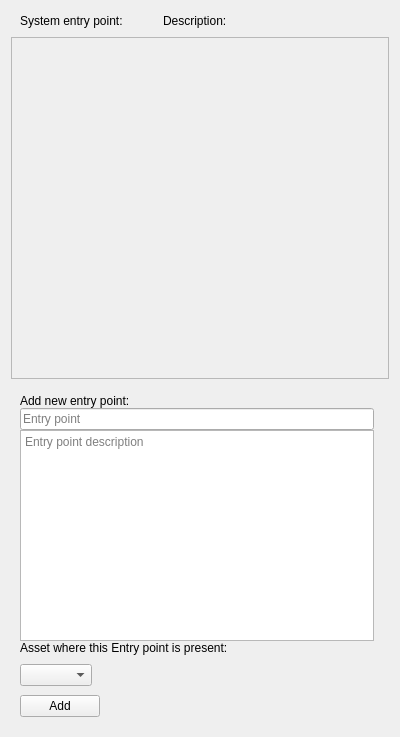
The window that iotpentool/gui/entry_points.ui (sarunasil/iotPenTool) describes before a commit, drawn with Qt 5.
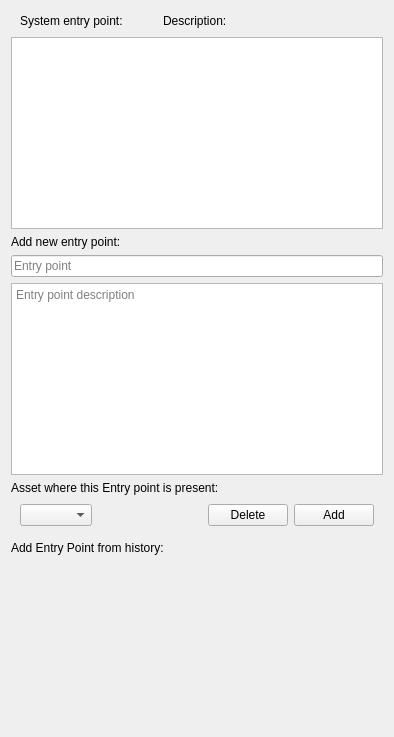
The same window after the commit.

Commit message: EntryPoints model done and placeholders in place for View and Controller

Diff of the .ui file:
```diff
--- a/iotpentool/gui/entry_points.ui
+++ b/iotpentool/gui/entry_points.ui
@@ -6,7 +6,7 @@
    <rect>
     <x>0</x>
     <y>0</y>
-    <width>400</width>
+    <width>394</width>
     <height>737</height>
    </rect>
   </property>
@@ -86,95 +86,15 @@
     </widget>
    </item>
    <item>
-    <widget class="QScrollArea" name="scrollArea">
-     <property name="widgetResizable">
-      <bool>true</bool>
+    <widget class="QListWidget" name="listWidget">
+     <property name="resizeMode">
+      <enum>QListView::Adjust</enum>
      </property>
-     <widget class="QWidget" name="scrollAreaWidgetContents">
-      <property name="geometry">
-       <rect>
-        <x>0</x>
-        <y>0</y>
-        <width>380</width>
-        <height>326</height>
-       </rect>
-      </property>
-      <property name="sizePolicy">
-       <sizepolicy hsizetype="Preferred" vsizetype="Expanding">
-        <horstretch>0</horstretch>
-        <verstretch>0</verstretch>
-       </sizepolicy>
-      </property>
-      <layout class="QVBoxLayout" name="verticalLayout_5">
-       <property name="spacing">
-        <number>0</number>
-       </property>
-       <property name="leftMargin">
-        <number>0</number>
-       </property>
-       <property name="topMargin">
-        <number>0</number>
-       </property>
-       <property name="rightMargin">
-        <number>0</number>
-       </property>
-       <property name="bottomMargin">
-        <number>0</number>
-       </property>
-       <item>
-        <widget class="QWidget" name="scroll_widget" native="true">
-         <property name="sizePolicy">
-          <sizepolicy hsizetype="Preferred" vsizetype="Expanding">
-           <horstretch>0</horstretch>
-           <verstretch>0</verstretch>
-          </sizepolicy>
-         </property>
-         <layout class="QVBoxLayout" name="verticalLayout_6">
-          <property name="leftMargin">
-           <number>0</number>
-          </property>
-          <property name="topMargin">
-           <number>0</number>
-          </property>
-          <property name="rightMargin">
-           <number>0</number>
-          </property>
-          <property name="bottomMargin">
-           <number>0</number>
-          </property>
-          <item>
-           <layout class="QVBoxLayout" name="display_layout">
-            <item>
-             <spacer name="verticalSpacer_2">
-              <property name="orientation">
-               <enum>Qt::Vertical</enum>
-              </property>
-              <property name="sizeHint" stdset="0">
-               <size>
-                <width>20</width>
-                <height>40</height>
-               </size>
-              </property>
-             </spacer>
-            </item>
-           </layout>
-          </item>
-         </layout>
-        </widget>
-       </item>
-      </layout>
-     </widget>
     </widget>
    </item>
    <item>
     <widget class="QWidget" name="widget" native="true">
-     <layout class="QHBoxLayout" name="horizontalLayout_3">
-      <item>
-       <widget class="QWidget" name="widget_2" native="true">
-        <layout class="QVBoxLayout" name="verticalLayout_3">
-         <property name="spacing">
-          <number>0</number>
-         </property>
+     <layout class="QVBoxLayout" name="verticalLayout_2">
          <property name="leftMargin">
           <number>0</number>
          </property>
@@ -195,8 +115,6 @@
           </widget>
          </item>
          <item>
-          <layout class="QVBoxLayout" name="verticalLayout_9">
-           <item>
             <widget class="QLineEdit" name="name_input_box">
              <property name="text">
               <string/>
@@ -255,7 +173,7 @@
                <widget class="QWidget" name="widget_4" native="true">
                 <layout class="QHBoxLayout" name="horizontalLayout_5">
                  <property name="leftMargin">
-                  <number>0</number>
+             <number>9</number>
                  </property>
                  <item>
                   <widget class="QComboBox" name="comboBox">
@@ -280,10 +198,20 @@
                    </property>
                   </spacer>
                  </item>
-                </layout>
-               </widget>
-              </item>
-             </layout>
+            <item>
+             <widget class="QPushButton" name="del_button">
+              <property name="sizePolicy">
+               <sizepolicy hsizetype="Fixed" vsizetype="Fixed">
+                <horstretch>0</horstretch>
+                <verstretch>0</verstretch>
+               </sizepolicy>
+              </property>
+              <property name="text">
+               <string>Delete</string>
+              </property>
+              <property name="checkable">
+               <bool>false</bool>
+              </property>
             </widget>
            </item>
            <item>
@@ -303,34 +231,59 @@
             </widget>
            </item>
           </layout>
+          </widget>
          </item>
         </layout>
        </widget>
       </item>
+     </layout>
+    </widget>
+   </item>
       <item>
-       <widget class="QWidget" name="widget_3" native="true">
-        <layout class="QVBoxLayout" name="verticalLayout_4">
-         <property name="spacing">
-          <number>0</number>
-         </property>
-         <property name="leftMargin">
-          <number>0</number>
-         </property>
+    <widget class="QLabel" name="label_3">
+     <property name="text">
+      <string>Add Entry Point from history:</string>
+     </property>
+    </widget>
+   </item>
+   <item>
+    <widget class="QWidget" name="history_widget" native="true">
+     <layout class="QHBoxLayout" name="horizontalLayout_9">
          <property name="topMargin">
           <number>0</number>
          </property>
-         <property name="rightMargin">
-          <number>0</number>
-         </property>
          <property name="bottomMargin">
           <number>0</number>
          </property>
-        </layout>
-       </widget>
+      <item>
+       <spacer name="horizontalSpacer_5">
+        <property name="orientation">
+         <enum>Qt::Horizontal</enum>
+        </property>
+        <property name="sizeHint" stdset="0">
+         <size>
+          <width>40</width>
+          <height>20</height>
+         </size>
+        </property>
+       </spacer>
       </item>
      </layout>
     </widget>
    </item>
+   <item>
+    <spacer name="verticalSpacer">
+     <property name="orientation">
+      <enum>Qt::Vertical</enum>
+     </property>
+     <property name="sizeHint" stdset="0">
+      <size>
+       <width>20</width>
+       <height>40</height>
+      </size>
+     </property>
+    </spacer>
+   </item>
   </layout>
  </widget>
  <resources/>
```
Lines whose indentation alone changed are shown as unchanged. The commit also changes 15 other files.
